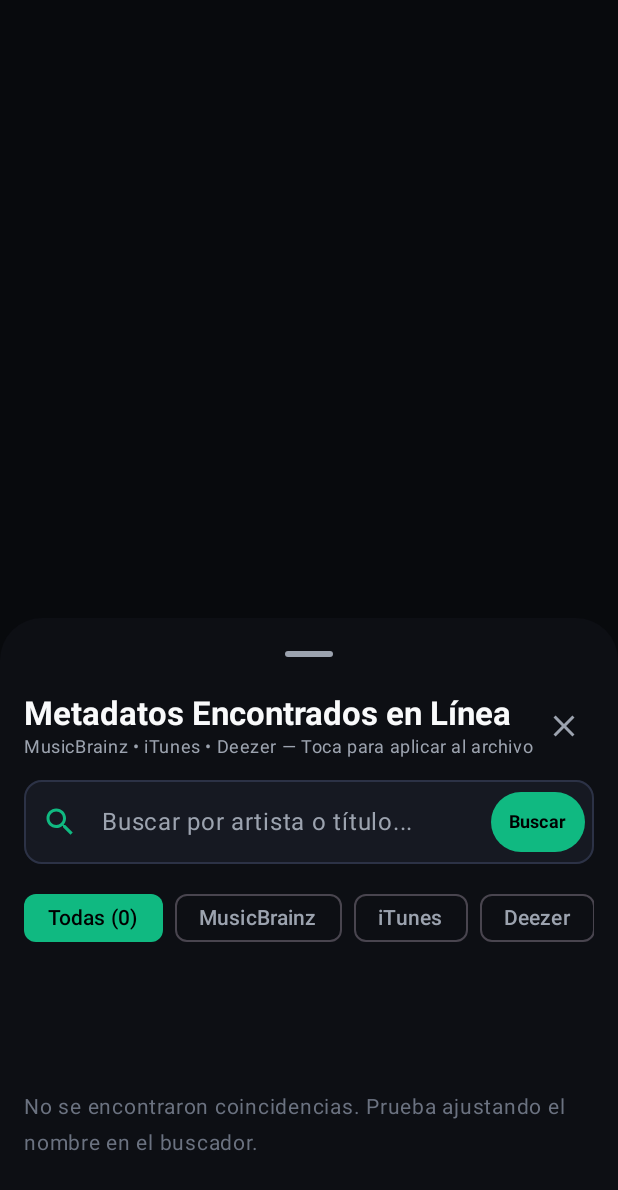
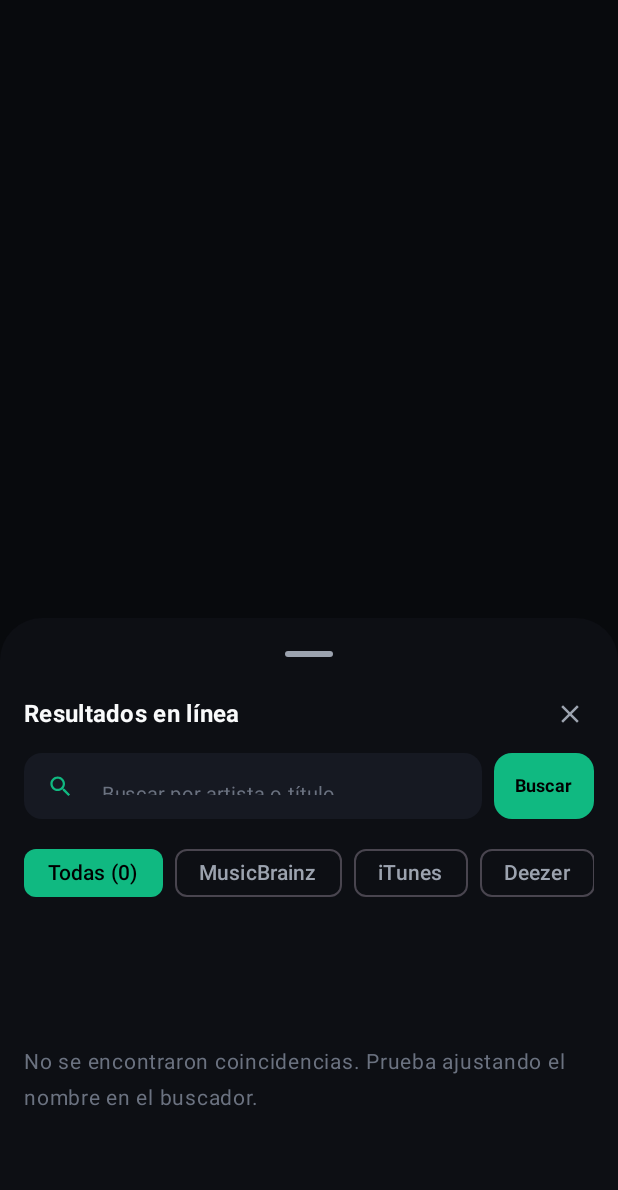
Before and after one commit to MGSCOfficial/Bach, an Android app built with Jetpack Compose: the composable OnlineSearchResultsSheet called with empty values, on a phone screen of 412 x 824 dp. Shown: the top 1190 px of the screen. Run offline under Robolectric (Android 15) with nearby library versions, the phone set to English and light mode, and no system bars; pictures from the network do not load.

Commit message:
feat(P03): redesign online search bottom sheet with compact header and balanced metadata grid

```diff
--- a/app/src/main/java/com/example/ui/components/OnlineSearchResultsSheet.kt
+++ b/app/src/main/java/com/example/ui/components/OnlineSearchResultsSheet.kt
@@ -64,59 +64,106 @@ fun OnlineSearchResultsSheet(
                 horizontalArrangement = Arrangement.SpaceBetween,
                 verticalAlignment = Alignment.CenterVertically
             ) {
-                Column {
                 Text(
-                        text = "Metadatos Encontrados en Línea",
-                        style = MaterialTheme.typography.titleLarge.copy(
+                    text = "Resultados en línea",
+                    style = MaterialTheme.typography.titleMedium.copy(
                         fontWeight = FontWeight.Bold,
                         color = StudioTextPrimary
                     )
                 )
-                    Text(
-                        text = "MusicBrainz • iTunes • Deezer — Toca para aplicar al archivo",
-                        style = MaterialTheme.typography.bodySmall.copy(color = StudioTextSecondary)
+
+                IconButton(
+                    onClick = onDismiss,
+                    modifier = Modifier.size(32.dp)
+                ) {
+                    Icon(
+                        imageVector = Icons.Default.Close,
+                        contentDescription = "Cerrar",
+                        tint = StudioTextSecondary,
+                        modifier = Modifier.size(20.dp)
                     )
-                }
-
-                IconButton(onClick = onDismiss) {
-                    Icon(Icons.Default.Close, contentDescription = "Cerrar", tint = StudioTextSecondary)
                 }
             }
 
-            Spacer(modifier = Modifier.height(12.dp))
+            Spacer(modifier = Modifier.height(10.dp))
 
-            // Search query input field
-            OutlinedTextField(
+            // Search query input field with external compact search button
+            Row(
+                modifier = Modifier.fillMaxWidth(),
+                verticalAlignment = Alignment.CenterVertically
+            ) {
+                TextField(
                     value = searchQuery,
                     onValueChange = { searchQuery = it },
                     modifier = Modifier
-                    .fillMaxWidth()
+                        .weight(1f)
+                        .height(44.dp)
                         .testTag("online_search_input"),
-                placeholder = { Text("Buscar por artista o título...") },
+                    placeholder = {
+                        Text(
+                            text = "Buscar por artista o título...",
+                            fontSize = 13.sp,
+                            color = StudioTextMuted
+                        )
+                    },
                     leadingIcon = {
-                    Icon(Icons.Default.Search, contentDescription = null, tint = EmeraldAccent)
+                        Icon(
+                            imageVector = Icons.Default.Search,
+                            contentDescription = null,
+                            tint = EmeraldAccent,
+                            modifier = Modifier.size(18.dp)
+                        )
                     },
                     trailingIcon = {
-                    Button(
-                        onClick = { onSearchQuery(searchQuery) },
-                        colors = ButtonDefaults.buttonColors(containerColor = EmeraldAccent),
-                        contentPadding = PaddingValues(horizontal = 12.dp, vertical = 6.dp),
-                        modifier = Modifier.padding(end = 6.dp)
+                        if (searchQuery.isNotEmpty()) {
+                            IconButton(
+                                onClick = { searchQuery = "" },
+                                modifier = Modifier.size(28.dp)
                             ) {
-                        Text("Buscar", color = Color.Black, fontWeight = FontWeight.Bold, fontSize = 12.sp)
+                                Icon(
+                                    imageVector = Icons.Default.Clear,
+                                    contentDescription = "Limpiar",
+                                    tint = StudioTextSecondary,
+                                    modifier = Modifier.size(16.dp)
+                                )
+                            }
                         }
                     },
                     shape = RoundedCornerShape(12.dp),
-                colors = OutlinedTextFieldDefaults.colors(
-                    focusedBorderColor = EmeraldAccent,
-                    unfocusedBorderColor = StudioBorder,
+                    colors = TextFieldDefaults.colors(
                         focusedContainerColor = StudioCardSurface,
                         unfocusedContainerColor = StudioCardSurface,
                         focusedTextColor = StudioTextPrimary,
-                    unfocusedTextColor = StudioTextPrimary
+                        unfocusedTextColor = StudioTextPrimary,
+                        focusedIndicatorColor = Color.Transparent,
+                        unfocusedIndicatorColor = Color.Transparent
+                    ),
+                    keyboardOptions = androidx.compose.foundation.text.KeyboardOptions(
+                        imeAction = androidx.compose.ui.text.input.ImeAction.Search
+                    ),
+                    keyboardActions = androidx.compose.foundation.text.KeyboardActions(
+                        onSearch = { onSearchQuery(searchQuery) }
                     ),
                     singleLine = true
                 )
+
+                Spacer(modifier = Modifier.width(8.dp))
+
+                Button(
+                    onClick = { onSearchQuery(searchQuery) },
+                    shape = RoundedCornerShape(12.dp),
+                    colors = ButtonDefaults.buttonColors(containerColor = EmeraldAccent),
+                    contentPadding = PaddingValues(horizontal = 14.dp),
+                    modifier = Modifier.height(44.dp)
+                ) {
+                    Text(
+                        text = "Buscar",
+                        color = Color.Black,
+                        fontWeight = FontWeight.Bold,
+                        fontSize = 12.sp
+                    )
+                }
+            }
 
             Spacer(modifier = Modifier.height(12.dp))
 
@@ -331,43 +378,55 @@ fun CandidateDetailedCard(
 
             Spacer(modifier = Modifier.height(10.dp))
 
-            // Detailed Metadata Grid
+            // Symmetrical, well-structured Metadata Grid
             Surface(
                 shape = RoundedCornerShape(10.dp),
                 color = StudioCardSurfaceVariant,
                 modifier = Modifier.fillMaxWidth()
             ) {
-                Column(modifier = Modifier.padding(10.dp)) {
+                Column(
+                    modifier = Modifier.padding(horizontal = 12.dp, vertical = 8.dp),
+                    verticalArrangement = Arrangement.spacedBy(6.dp)
+                ) {
+                    // Row 1: Álbum + Año
                     Row(
                         modifier = Modifier.fillMaxWidth(),
-                        horizontalArrangement = Arrangement.SpaceBetween
+                        horizontalArrangement = Arrangement.spacedBy(12.dp)
                     ) {
-                        MetadataFieldPreview(label = "Álbum", value = candidate.album.ifBlank { "Desconocido" })
-                        if (candidate.year.isNotBlank()) {
-                            MetadataFieldPreview(label = "Año", value = candidate.year)
-                        }
+                        MetadataFieldPreview(
+                            label = "Álbum",
+                            value = candidate.album.ifBlank { "Desconocido" },
+                            modifier = Modifier.weight(1f)
+                        )
+                        MetadataFieldPreview(
+                            label = "Año",
+                            value = candidate.year.ifBlank { "—" },
+                            modifier = Modifier.weight(1f)
+                        )
                     }
 
-                    if (candidate.genre.isNotBlank() || candidate.trackNumber.isNotBlank()) {
-                        Spacer(modifier = Modifier.height(4.dp))
+                    // Row 2: Género + Pista #
                     Row(
                         modifier = Modifier.fillMaxWidth(),
-                            horizontalArrangement = Arrangement.SpaceBetween
+                        horizontalArrangement = Arrangement.spacedBy(12.dp)
                     ) {
-                            if (candidate.genre.isNotBlank()) {
-                                MetadataFieldPreview(label = "Género", value = candidate.genre)
-                            }
-                            if (candidate.trackNumber.isNotBlank()) {
-                                MetadataFieldPreview(label = "Pista #", value = candidate.trackNumber)
-                            }
-                        }
+                        MetadataFieldPreview(
+                            label = "Género",
+                            value = candidate.genre.ifBlank { "—" },
+                            modifier = Modifier.weight(1f)
+                        )
+                        MetadataFieldPreview(
+                            label = "Pista #",
+                            value = candidate.trackNumber.ifBlank { "—" },
+                            modifier = Modifier.weight(1f)
+                        )
                     }
                 }
             }
 
-            Spacer(modifier = Modifier.height(12.dp))
+            Spacer(modifier = Modifier.height(10.dp))
 
-            // Primary Apply Button
+            // Primary Apply Button (concise text, no clipping)
             Button(
                 onClick = onSelect,
                 shape = RoundedCornerShape(10.dp),
@@ -380,12 +439,17 @@ fun CandidateDetailedCard(
                     .height(42.dp)
                     .testTag("btn_apply_candidate_${candidate.id}")
             ) {
-                Icon(Icons.Default.CheckCircle, contentDescription = null, modifier = Modifier.size(16.dp))
+                Icon(
+                    imageVector = Icons.Default.CheckCircle,
+                    contentDescription = null,
+                    modifier = Modifier.size(16.dp)
+                )
                 Spacer(modifier = Modifier.width(6.dp))
                 Text(
-                    text = "Aplicar Todos los Metadatos y Carátula",
+                    text = "Aplicar metadatos",
                     fontWeight = FontWeight.Bold,
-                    fontSize = 13.sp
+                    fontSize = 13.sp,
+                    maxLines = 1
                 )
             }
         }
@@ -393,8 +457,12 @@ fun CandidateDetailedCard(
 }
 
 @Composable
-fun MetadataFieldPreview(label: String, value: String) {
-    Column {
+fun MetadataFieldPreview(
+    label: String,
+    value: String,
+    modifier: Modifier = Modifier
+) {
+    Column(modifier = modifier) {
         Text(
             text = label,
             fontSize = 10.sp,
@@ -404,7 +472,7 @@ fun MetadataFieldPreview(label: String, value: String) {
         Text(
             text = value,
             fontSize = 12.sp,
-            color = StudioTextPrimary,
+            color = if (value == "—") StudioTextMuted else StudioTextPrimary,
             fontWeight = FontWeight.SemiBold,
             maxLines = 1,
             overflow = TextOverflow.Ellipsis
```
Lines whose indentation alone changed are shown as unchanged.
